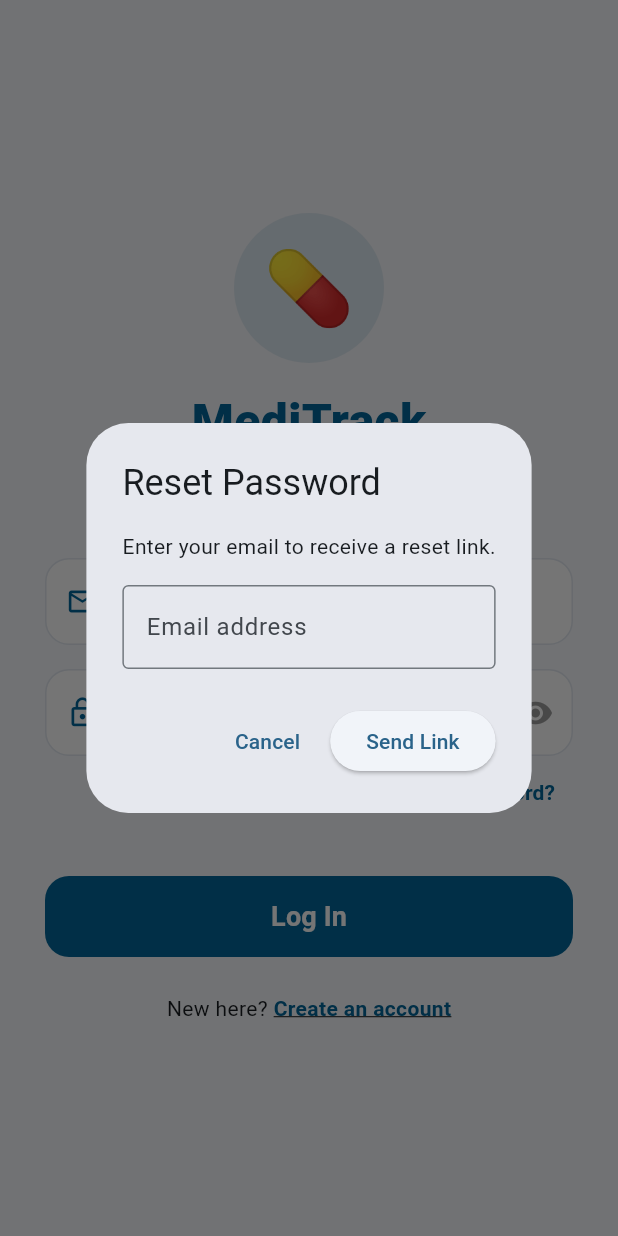
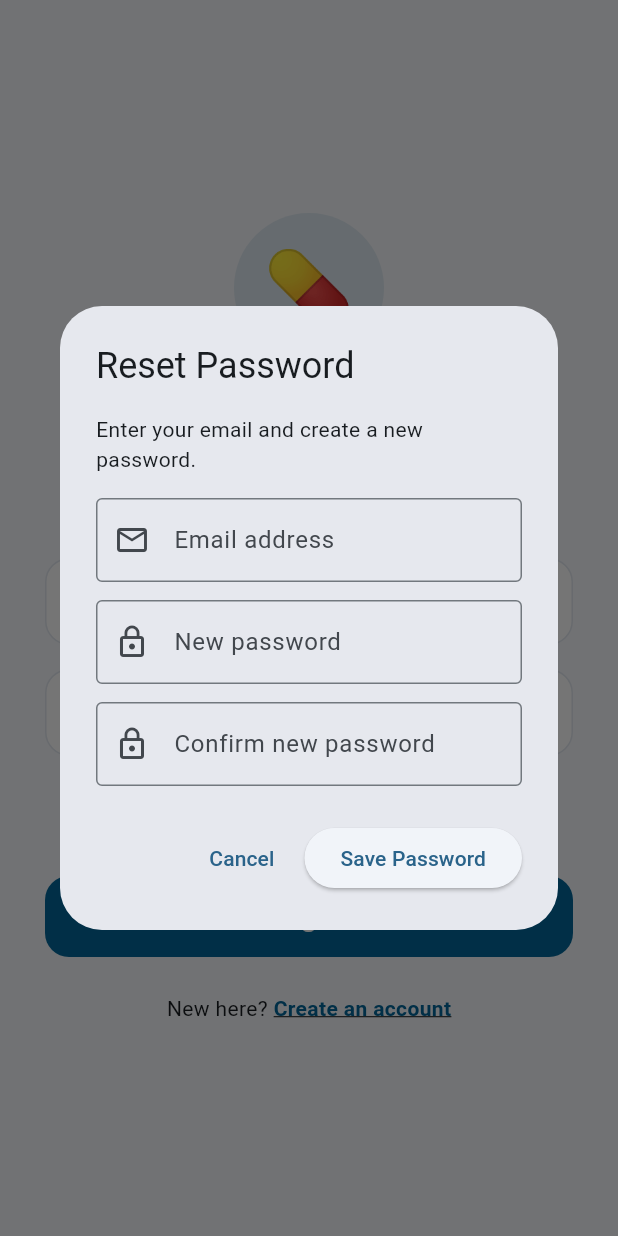
Before and after one commit to TheekshanaChandrathunga/Medication_Reminder_Tracker, a Flutter app: the screen it shows after launch, after a tap on "Forgot Password?", on a phone screen of 412 x 824 dp. Run offline on Flutter 3.47's test engine with Material 3 defaults, Android fonts, the phone set to English and light mode, and no system bars; our stand-ins replace cloud_firestore, firebase_auth, firebase_core, firebase_storage, image_picker; accounts and stored records are empty; Roboto replaces fonts that are missing (Arial).

Commit message:
Update login, profil

```diff
--- a/flutter_app/lib/pages/login_page.dart
+++ b/flutter_app/lib/pages/login_page.dart
@@ -51,6 +51,8 @@ class _LoginPageState extends State<LoginPage> {
 
   void _showForgotPassword() {
     final emailController = TextEditingController(text: _emailCtrl.text);
+    final passwordController = TextEditingController();
+    final confirmPasswordController = TextEditingController();
     showDialog(
       context: context,
       builder: (context) => AlertDialog(
@@ -58,12 +60,34 @@ class _LoginPageState extends State<LoginPage> {
         content: Column(
           mainAxisSize: MainAxisSize.min,
           children: [
-            const Text('Enter your email to receive a reset link.'),
+            const Text('Enter your email and create a new password.'),
             const SizedBox(height: 16),
             TextField(
               controller: emailController,
+              keyboardType: TextInputType.emailAddress,
               decoration: const InputDecoration(
-                hintText: 'Email address',
+                labelText: 'Email address',
+                prefixIcon: Icon(Icons.email_outlined),
+                border: OutlineInputBorder(),
+              ),
+            ),
+            const SizedBox(height: 12),
+            TextField(
+              controller: passwordController,
+              obscureText: true,
+              decoration: const InputDecoration(
+                labelText: 'New password',
+                prefixIcon: Icon(Icons.lock_outline),
+                border: OutlineInputBorder(),
+              ),
+            ),
+            const SizedBox(height: 12),
+            TextField(
+              controller: confirmPasswordController,
+              obscureText: true,
+              decoration: const InputDecoration(
+                labelText: 'Confirm new password',
+                prefixIcon: Icon(Icons.lock_outline),
                 border: OutlineInputBorder(),
               ),
             ),
@@ -73,22 +97,41 @@ class _LoginPageState extends State<LoginPage> {
           TextButton(onPressed: () => Navigator.pop(context), child: const Text('Cancel')),
           ElevatedButton(
             onPressed: () async {
+              final email = emailController.text.trim();
+              final password = passwordController.text;
+
+              if (email.isEmpty || password.length < 6) {
+                ScaffoldMessenger.of(context).showSnackBar(
+                  const SnackBar(content: Text('Enter an email and a password with at least 6 characters')),
+                );
+                return;
+              }
+
+              if (password != confirmPasswordController.text) {
+                ScaffoldMessenger.of(context).showSnackBar(
+                  const SnackBar(content: Text('Passwords do not match')),
+                );
+                return;
+              }
+
               try {
                 await Provider.of<AuthService>(context, listen: false)
-                    .resetPassword(emailController.text.trim());
+                    .resetPassword(email);
                 if (context.mounted) {
                   Navigator.pop(context);
                   ScaffoldMessenger.of(context).showSnackBar(
-                    const SnackBar(content: Text('Reset link sent! Check your email.')),
+                    const SnackBar(content: Text('Reset link sent! Use it to finish setting your new password.')),
                   );
                 }
               } catch (e) {
-                ScaffoldMessenger.of(context).showSnackBar(
-                  const SnackBar(content: Text('Error: Could not send reset link')),
-                );
+                if (context.mounted) {
+                  ScaffoldMessenger.of(context).showSnackBar(
+                    const SnackBar(content: Text('Error: Could not reset password')),
+                  );
+                }
               }
             },
-            child: const Text('Send Link'),
+            child: const Text('Save Password'),
           ),
         ],
       ),
@@ -112,7 +155,7 @@ class _LoginPageState extends State<LoginPage> {
                     width: 100,
                     height: 100,
                     decoration: BoxDecoration(
-                      color: AppColors.blue.withOpacity(0.1),
+                      color: AppColors.blue.withValues(alpha: 0.1),
                       shape: BoxShape.circle,
                     ),
                     alignment: Alignment.center,
--- a/flutter_app/pubspec.yaml
+++ b/flutter_app/pubspec.yaml
@@ -15,6 +15,7 @@ dependencies:
   firebase_core: ^3.10.1
   cloud_firestore: ^5.6.2
   firebase_auth: ^5.5.0
+  firebase_storage: ^12.4.10
   provider: ^6.1.2
   intl: ^0.19.0
   image_picker: ^1.1.2
```
Also changed, not shown: flutter_app/lib/pages/profile_page.dart (+77 -8 lines), flutter_app/lib/services/database_service.dart (+16 -0 lines).
